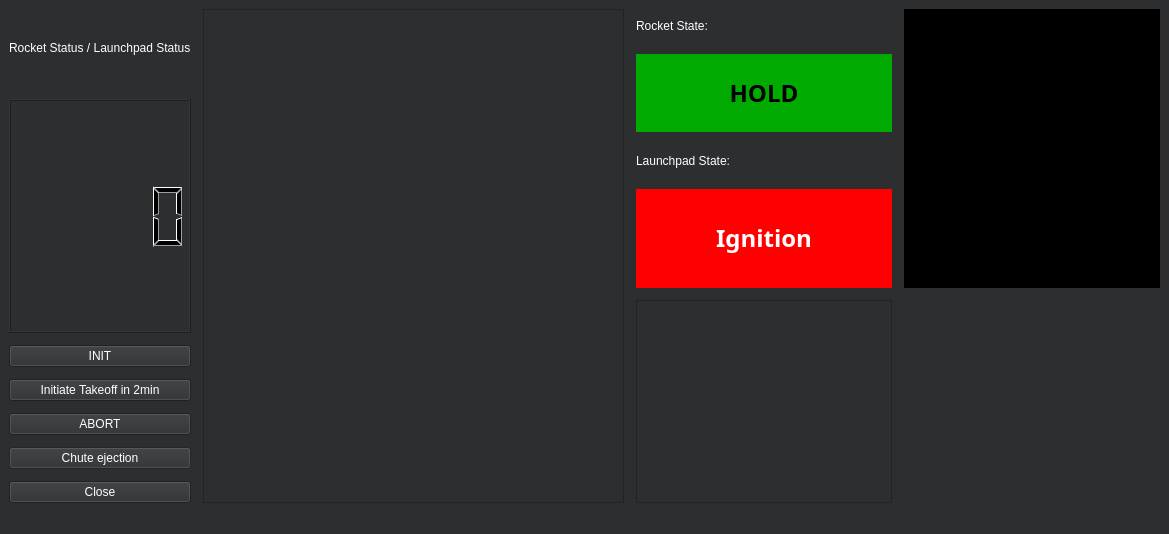
a-hristov/WI_Launch_IT, file diplomprojekt.ui: the form before one commit.
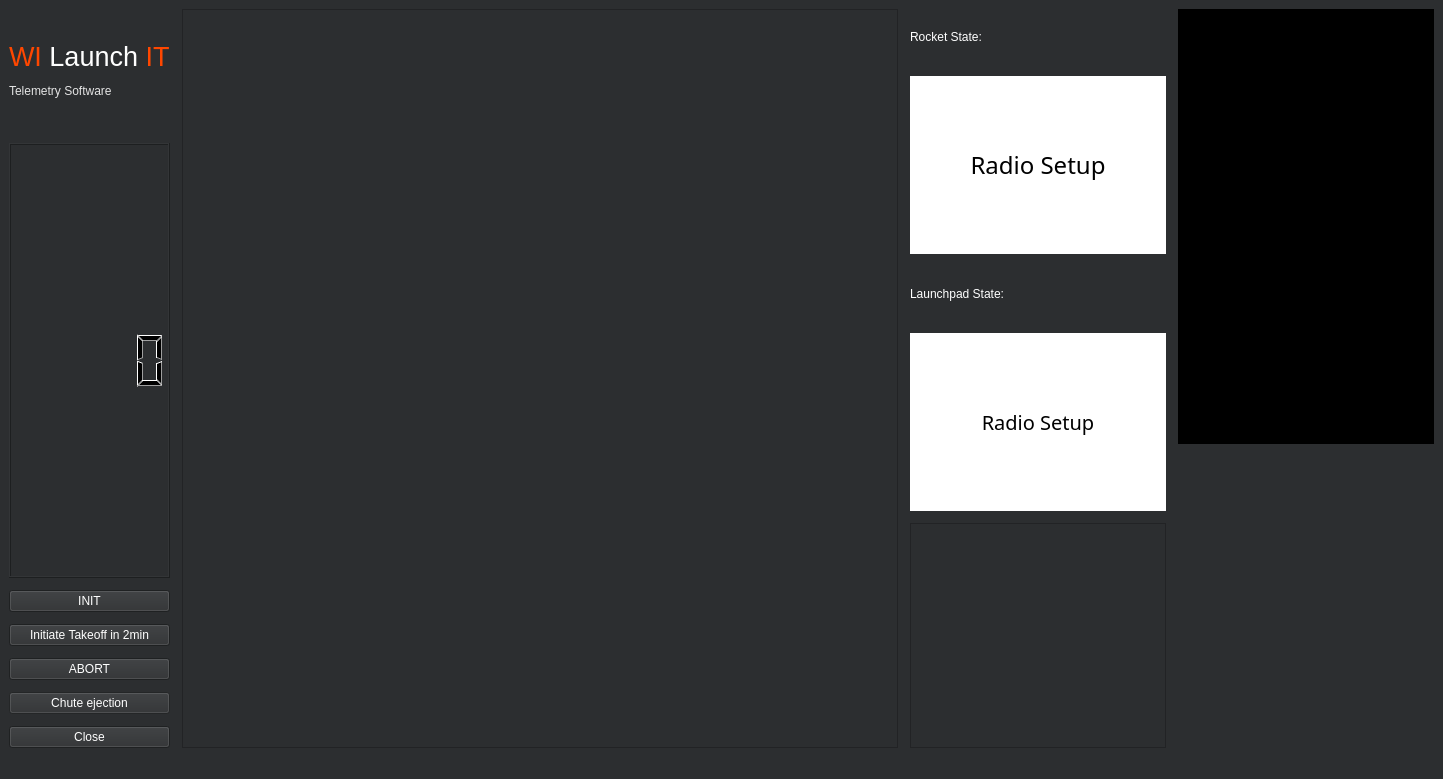
The form after the commit. Custom widgets are drawn as their Qt base class.

Commit message: Rocket and Launchpad States are being displayed

```diff
--- a/diplomprojekt.ui
+++ b/diplomprojekt.ui
@@ -6,8 +6,8 @@
    <rect>
     <x>0</x>
     <y>0</y>
-    <width>1169</width>
-    <height>534</height>
+    <width>1443</width>
+    <height>779</height>
    </rect>
   </property>
   <property name="windowTitle">
@@ -23,7 +23,10 @@
       <property name="spacing">
        <number>12</number>
       </property>
-      <item row="9" column="0">
+      <item row="2" column="0" rowspan="7">
+       <widget class="QLCDNumber" name="lcdNumber"/>
+      </item>
+      <item row="10" column="0">
        <widget class="QPushButton" name="b_launch">
         <property name="styleSheet">
          <string notr="true">color: rgb(255, 255, 255);</string>
@@ -33,10 +36,10 @@
         </property>
        </widget>
       </item>
-      <item row="2" column="0" rowspan="6">
-       <widget class="QLCDNumber" name="lcdNumber"/>
+      <item row="0" column="1" rowspan="14">
+       <widget class="QGraphicsView" name="graphicsView_2"/>
       </item>
-      <item row="11" column="0">
+      <item row="12" column="0">
        <widget class="QPushButton" name="b_ejection">
         <property name="enabled">
          <bool>false</bool>
@@ -49,30 +52,10 @@
         </property>
        </widget>
       </item>
-      <item row="0" column="1" rowspan="13">
-       <widget class="QGraphicsView" name="graphicsView_2"/>
-      </item>
-      <item row="7" column="2" rowspan="6" colspan="2">
+      <item row="8" column="2" rowspan="6" colspan="2">
        <widget class="QGraphicsView" name="graphicsView_3"/>
       </item>
-      <item row="0" column="0" rowspan="2">
-       <widget class="QLabel" name="state">
-        <property name="text">
-         <string>&lt;html&gt;&lt;head/&gt;&lt;body&gt;&lt;p&gt;&lt;span style=&quot; color:#ffffff;&quot;&gt;Rocket Status / Launchpad Status&lt;/span&gt;&lt;/p&gt;&lt;/body&gt;&lt;/html&gt;</string>
-        </property>
-       </widget>
-      </item>
-      <item row="12" column="0">
-       <widget class="QPushButton" name="exit">
-        <property name="styleSheet">
-         <string notr="true">color: rgb(255, 255, 255);</string>
-        </property>
-        <property name="text">
-         <string>Close</string>
-        </property>
-       </widget>
-      </item>
-      <item row="8" column="0">
+      <item row="9" column="0">
        <widget class="QPushButton" name="b_init">
         <property name="styleSheet">
          <string notr="true">color: rgb(255, 255, 255);</string>
@@ -82,7 +65,7 @@
         </property>
        </widget>
       </item>
-      <item row="10" column="0">
+      <item row="11" column="0">
        <widget class="QPushButton" name="b_abort">
         <property name="styleSheet">
          <string notr="true">
@@ -93,65 +76,20 @@
         </property>
        </widget>
       </item>
-      <item row="0" column="4" rowspan="7" colspan="2">
-       <widget class="QTextEdit" name="console">
-        <property name="styleSheet">
-         <string notr="true">color: rgb(255, 255, 255);
-background-color: rgb(0, 0, 0);</string>
-        </property>
-       </widget>
-      </item>
-      <item row="10" column="4" rowspan="3" colspan="2">
-       <widget class="PlotWidget" name="graph2" native="true"/>
-      </item>
-      <item row="7" column="4" rowspan="3" colspan="2">
-       <widget class="PlotWidget" name="graph1" native="true"/>
-      </item>
-      <item row="4" column="2" rowspan="3" colspan="2">
-       <widget class="QLabel" name="label_5">
-        <property name="font">
-         <font>
-          <family>Kozuka Gothic Pr6N H</family>
-          <pointsize>18</pointsize>
-          <weight>75</weight>
-          <bold>true</bold>
-         </font>
-        </property>
-        <property name="styleSheet">
-         <string notr="true">color: rgb(255, 255, 255);
-background-color: rgb(255, 0, 0);</string>
-        </property>
+      <item row="0" column="0" rowspan="2">
+       <widget class="QLabel" name="state">
         <property name="text">
-         <string>&lt;html&gt;&lt;head/&gt;&lt;body&gt;&lt;p&gt;Ignition&lt;/p&gt;&lt;/body&gt;&lt;/html&gt;</string>
+         <string>&lt;html&gt;&lt;head/&gt;&lt;body&gt;&lt;p&gt;&lt;span style=&quot; font-size:20pt; color:#ff4700;&quot;&gt;WI&lt;/span&gt;&lt;span style=&quot; font-size:20pt; color:#ffffff;&quot;&gt; Launch &lt;/span&gt;&lt;span style=&quot; font-size:20pt; color:#ff4700;&quot;&gt;IT&lt;/span&gt;&lt;/p&gt;&lt;p&gt;&lt;span style=&quot; color:#e3e3e3;&quot;&gt;Telemetry Software &lt;/span&gt;&lt;/p&gt;&lt;/body&gt;&lt;/html&gt;</string>
         </property>
-        <property name="alignment">
-         <set>Qt::AlignCenter</set>
-        </property>
        </widget>
       </item>
-      <item row="1" column="2" rowspan="2" colspan="2">
-       <widget class="QLabel" name="hold">
-        <property name="maximumSize">
-         <size>
-          <width>16777215</width>
-          <height>87</height>
-         </size>
-        </property>
-        <property name="font">
-         <font>
-          <family>Kozuka Gothic Pro H</family>
-          <weight>75</weight>
-          <bold>true</bold>
-         </font>
-        </property>
+      <item row="13" column="0">
+       <widget class="QPushButton" name="exit">
         <property name="styleSheet">
-         <string notr="true">background-color: rgb(0, 170, 0);</string>
+         <string notr="true">color: rgb(255, 255, 255);</string>
         </property>
         <property name="text">
-         <string>&lt;html&gt;&lt;head/&gt;&lt;body&gt;&lt;p&gt;&lt;span style=&quot; font-size:18pt;&quot;&gt;HOLD&lt;/span&gt;&lt;/p&gt;&lt;/body&gt;&lt;/html&gt;</string>
-        </property>
-        <property name="alignment">
-         <set>Qt::AlignCenter</set>
+         <string>Close</string>
         </property>
        </widget>
       </item>
@@ -165,7 +103,7 @@
         </property>
        </widget>
       </item>
-      <item row="3" column="2" colspan="2">
+      <item row="4" column="2" colspan="2">
        <widget class="QLabel" name="label_2">
         <property name="styleSheet">
          <string notr="true">color: rgb(255, 255, 255);</string>
@@ -175,6 +113,67 @@
         </property>
        </widget>
       </item>
+      <item row="1" column="2" rowspan="3" colspan="2">
+       <widget class="QLabel" name="rocketState">
+        <property name="font">
+         <font>
+          <family>Arial Black</family>
+          <pointsize>15</pointsize>
+          <weight>10</weight>
+          <italic>false</italic>
+          <bold>false</bold>
+         </font>
+        </property>
+        <property name="styleSheet">
+         <string notr="true">background-color: rgb(255, 255, 255);
+font: 87 15pt &quot;Arial Black&quot;;</string>
+        </property>
+        <property name="text">
+         <string>&lt;html&gt;&lt;head/&gt;&lt;body&gt;&lt;p&gt;&lt;span style=&quot; font-size:18pt;&quot;&gt;Radio Setup&lt;/span&gt;&lt;/p&gt;&lt;/body&gt;&lt;/html&gt;</string>
+        </property>
+        <property name="alignment">
+         <set>Qt::AlignCenter</set>
+        </property>
+       </widget>
+      </item>
+      <item row="0" column="4" rowspan="7" colspan="2">
+       <widget class="QTextEdit" name="console">
+        <property name="styleSheet">
+         <string notr="true">color: rgb(255, 255, 255);
+background-color: rgb(0, 0, 0);</string>
+        </property>
+       </widget>
+      </item>
+      <item row="7" column="4" rowspan="3" colspan="2">
+       <widget class="PlotWidget" name="graph1" native="true"/>
+      </item>
+      <item row="10" column="4" rowspan="4" colspan="2">
+       <widget class="PlotWidget" name="graph2" native="true"/>
+      </item>
+      <item row="5" column="2" rowspan="3" colspan="2">
+       <widget class="QLabel" name="launchpadState">
+        <property name="font">
+         <font>
+          <family>Arial Black</family>
+          <pointsize>15</pointsize>
+          <weight>10</weight>
+          <italic>false</italic>
+          <bold>false</bold>
+         </font>
+        </property>
+        <property name="styleSheet">
+         <string notr="true">color: rgb(0, 0, 0);
+background-color: rgb(255, 255, 255);
+font: 87 15pt &quot;Arial Black&quot;;</string>
+        </property>
+        <property name="text">
+         <string>&lt;html&gt;&lt;head/&gt;&lt;body&gt;&lt;p&gt;Radio Setup&lt;/p&gt;&lt;/body&gt;&lt;/html&gt;</string>
+        </property>
+        <property name="alignment">
+         <set>Qt::AlignCenter</set>
+        </property>
+       </widget>
+      </item>
      </layout>
     </item>
    </layout>
```
Left out of the diff: 8 changed lines with no effect on the pictures. The commit also changes 3 other files.
